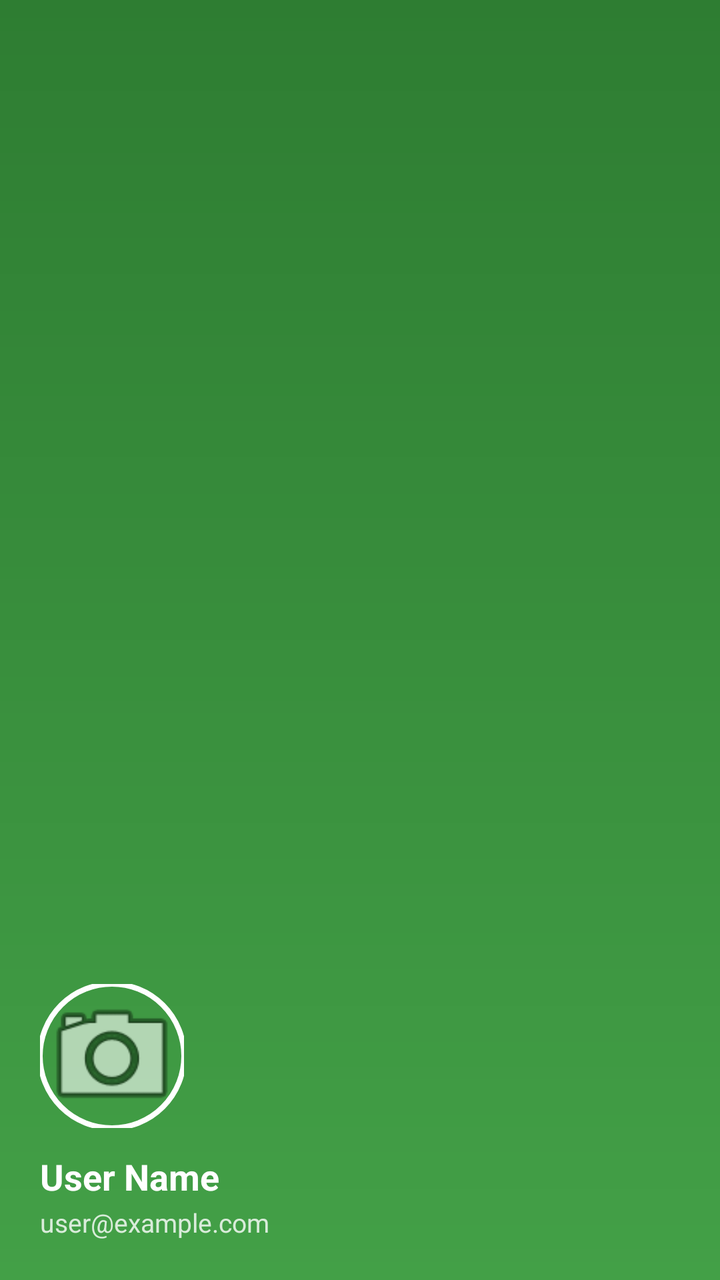
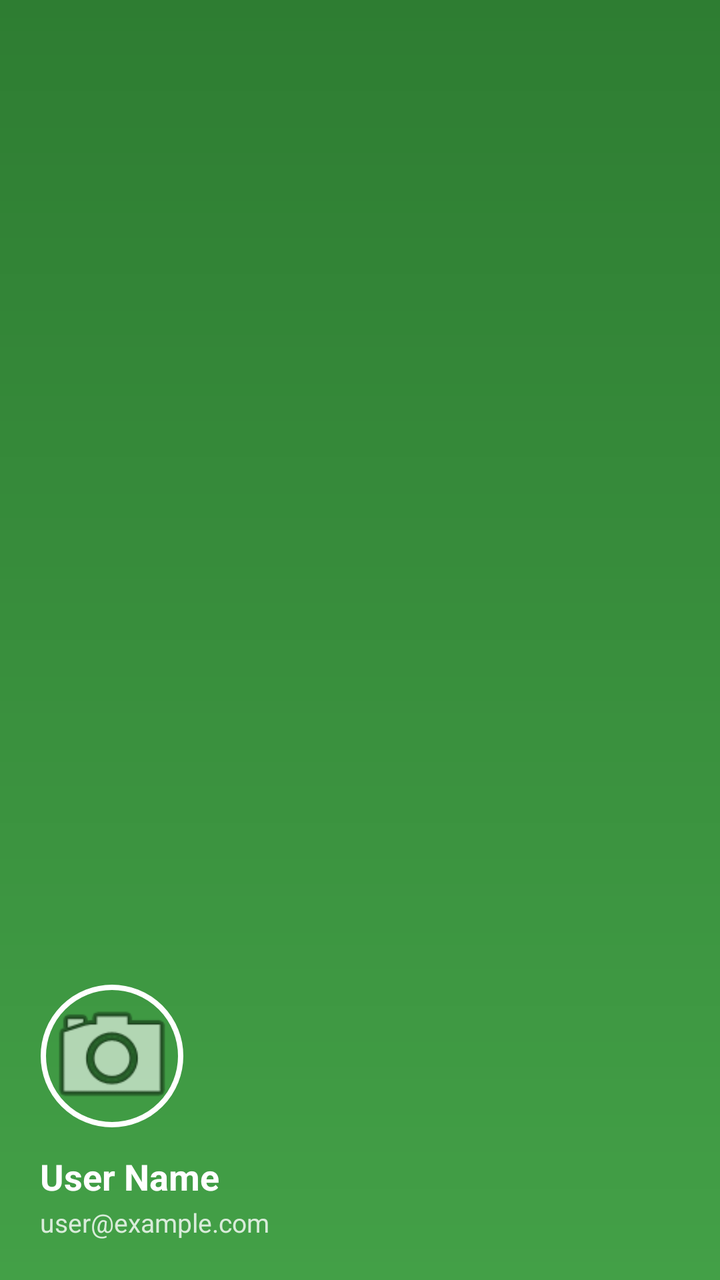

Screens rendered from an Android XML layout before and after an edit, with the pre-edit source and the edit as a unified diff.
<!-- AndroidManifest.xml: application theme Theme.WorkoutTracker -->
<!-- res/layout/nav_header.xml -->
<?xml version="1.0" encoding="utf-8"?>
<LinearLayout xmlns:android="http://schemas.android.com/apk/res/android"
    xmlns:app="http://schemas.android.com/apk/res-auto"
    android:layout_width="match_parent"
    android:layout_height="200dp"
    android:background="@drawable/bg_green_gradient"
    android:gravity="bottom"
    android:orientation="vertical"
    android:padding="20dp"
    android:theme="@style/ThemeOverlay.AppCompat.Dark">

    <com.google.android.material.imageview.ShapeableImageView
        android:id="@+id/ivHeaderProfile"
        android:layout_width="72dp"
        android:layout_height="72dp"
        android:scaleType="centerCrop"
        android:src="@android:drawable/ic_menu_camera"
        app:shapeAppearanceOverlay="@style/CircleShape"
        app:strokeColor="@color/white"
        app:strokeWidth="2.5dp" />

    <TextView
        android:id="@+id/tvHeaderName"
        android:layout_width="match_parent"
        android:layout_height="wrap_content"
        android:layout_marginTop="12dp"
        android:text="User Name"
        android:textSize="18sp"
        android:textStyle="bold"
        android:textColor="@color/white" />

    <TextView
        android:id="@+id/tvHeaderEmail"
        android:layout_width="match_parent"
        android:layout_height="wrap_content"
        android:layout_marginTop="2dp"
        android:text="user@example.com"
        android:textSize="13sp"
        android:textColor="@color/white"
        android:alpha="0.8" />

</LinearLayout>
<!-- resources referenced by this layout -->
<resources>
  <color name="white">#FFFFFF</color>
  <!-- drawable bg_green_gradient (drawable) -->
  <?xml version="1.0" encoding="utf-8"?>
  <shape xmlns:android="http://schemas.android.com/apk/res/android"
      android:shape="rectangle">
      <gradient
          android:type="linear"
          android:angle="270"
          android:startColor="#2E7D32"
          android:endColor="#43A047"/>
  </shape>
  <style name="CircleShape" parent="">
          <item name="cornerSize">50%</item>
      </style>
  <style name="Theme.WorkoutTracker" parent="Base.Theme.WorkoutTracker" />
  <style name="Base.Theme.WorkoutTracker" parent="Theme.MaterialComponents.Light.NoActionBar">
          
          <item name="colorPrimary">@color/colorPrimary</item>
          <item name="colorPrimaryVariant">@color/colorPrimaryDark</item>
          <item name="colorOnPrimary">@color/white</item>
          
          <item name="colorSecondary">@color/colorAccent</item>
          <item name="colorSecondaryVariant">@color/colorPrimaryDark</item>
          <item name="colorOnSecondary">@color/white</item>
          
          <item name="android:statusBarColor">?attr/colorPrimaryVariant</item>
          
          <item name="android:windowBackground">@color/colorBackground</item>
      </style>
  <color name="colorPrimary">#2E7D32</color>
  <color name="colorPrimaryDark">#1B5E20</color>
  <color name="colorAccent">#66BB6A</color>
  <color name="colorBackground">#F5F5F5</color>
</resources>

<!-- the commit's change to res/layout/nav_header.xml (unified diff, before → after) -->
@@ -15,6 +15,7 @@
         android:layout_height="72dp"
         android:scaleType="centerCrop"
         android:src="@android:drawable/ic_menu_camera"
+        android:padding="1.5dp"
         app:shapeAppearanceOverlay="@style/CircleShape"
         app:strokeColor="@color/white"
         app:strokeWidth="2.5dp" />
